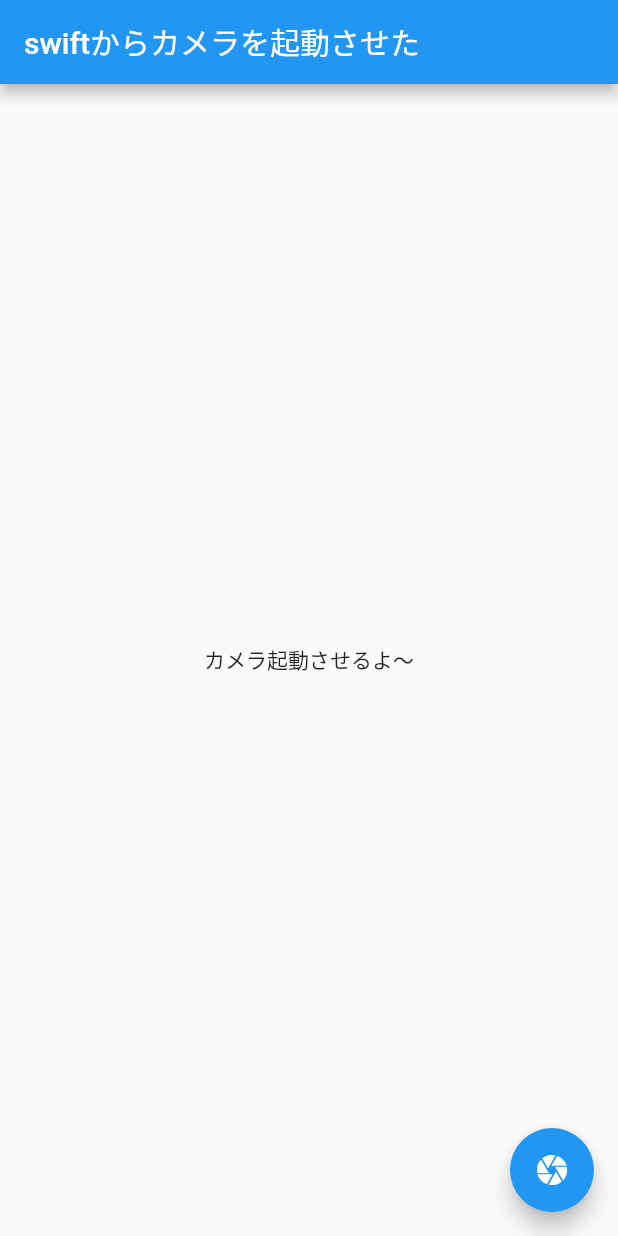
After one commit to RyutoIkeuchi/flutter_study, a Flutter app: the screen it shows after launch, after a tap on the "camera" icon, on a phone screen of 412 x 824 dp. The commit adds this screen. Run offline on Flutter 3.47's test engine with Material 2 defaults, Android fonts, the phone set to English and light mode, and no system bars; our stand-ins replace flutter_riverpod.

Commit message:
swiftのコードでフォトライブラリとカメラを起動させた

```diff
--- /dev/null
+++ b/lib/native_camera.dart
@@ -0,0 +1,40 @@
+import 'package:flutter/material.dart';
+import 'package:flutter_riverpod/flutter_riverpod.dart';
+import 'package:flutter/services.dart';
+
+final cameraProvider = ChangeNotifierProvider((ref) => CameraModel());
+
+class CameraModel extends ChangeNotifier {
+  String cameraLevel = 'カメラ起動させるよ〜';
+  MethodChannel _channel = MethodChannel('sample.flutter.dev');
+
+  Future<void> getCamera() async {
+    try {
+      await _channel.invokeMethod('getCamera');
+      notifyListeners();
+    } on PlatformException {
+      cameraLevel = 'Failed to get battery level.';
+      notifyListeners();
+    }
+  }
+}
+
+class NativeCamera extends StatelessWidget {
+  @override
+  Widget build(BuildContext context) {
+    return Scaffold(
+      appBar: AppBar(
+        title: Text('swiftからカメラを起動させた'),
+      ),
+      body: Center(child: Consumer(builder: (context, watch, build) {
+        final cameraLevel = watch(cameraProvider).cameraLevel;
+        return Text(cameraLevel);
+      })),
+      floatingActionButton: FloatingActionButton(
+        onPressed: context.read(cameraProvider).getCamera,
+        tooltip: 'Increment',
+        child: Icon(Icons.camera),
+      ), // This trailing comma makes auto-formatting nicer for build methods.
+    );
+  }
+}
```
Also changed, not shown: lib/main.dart (+3 -65 lines), lib/native_page.dart (added, +42 -0 lines), 3 other files.
